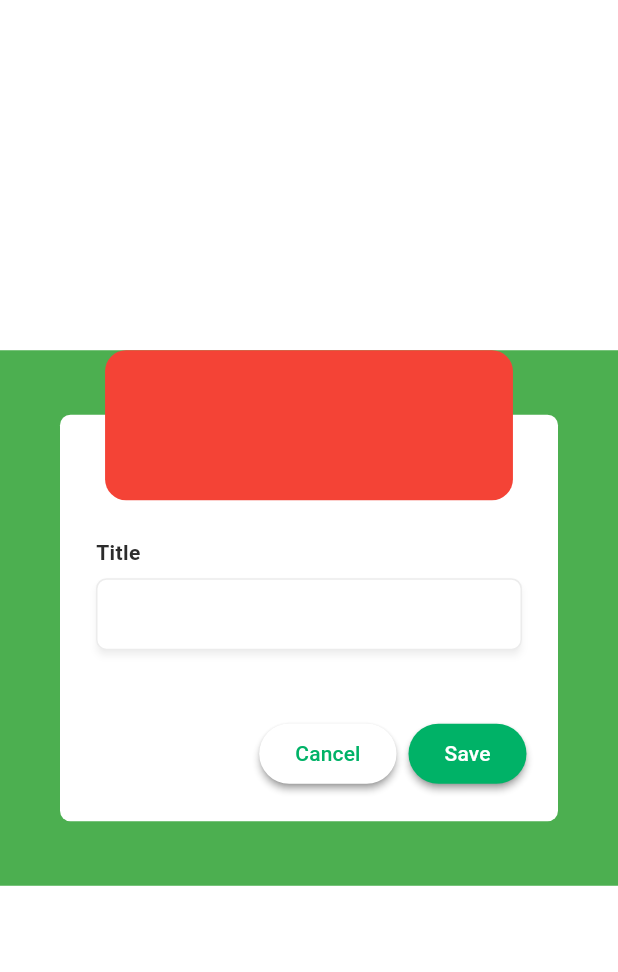
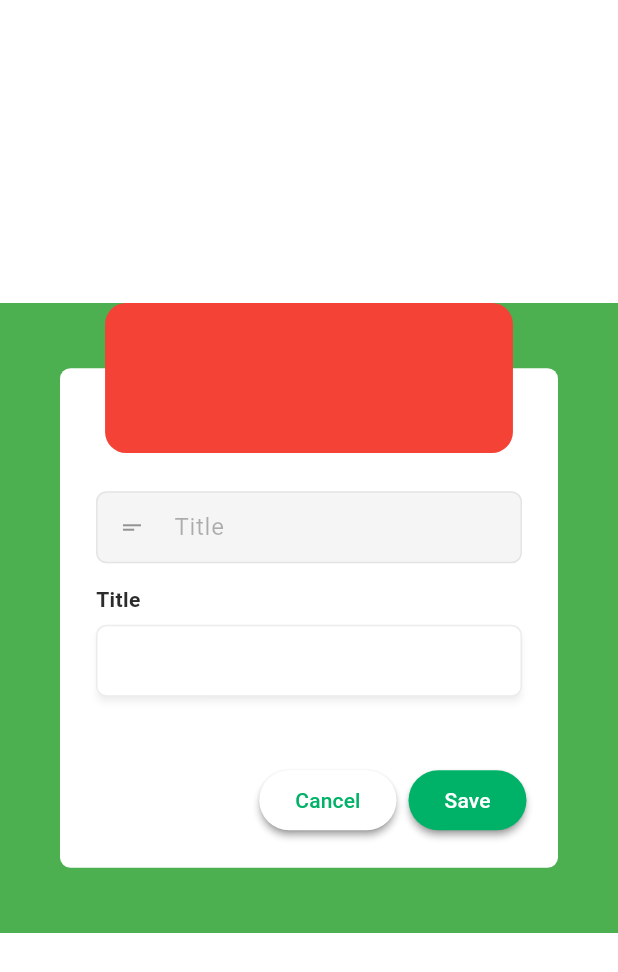
Before and after one commit to Skaihen/Nabu, a Flutter app: the TaskDialog widget shown alone on an empty page, opened directly, on a phone screen of 412 x 824 dp. Shown: the top 972 px of the screen. Run offline on Flutter 3.47's test engine with Material 2 defaults, Android fonts, the phone set to English and light mode, and no system bars; our stand-ins replace get_it, hive_flutter, stacked; accounts and stored records are empty.

Commit message:
Update task_dialog.dart

```diff
--- a/lib/ui/home_screen/task_dialog.dart
+++ b/lib/ui/home_screen/task_dialog.dart
@@ -23,7 +23,7 @@ class _TaskDialogState extends State<TaskDialog> {
       child: Stack(alignment: Alignment.topCenter, children: [
         Container(
             color: Colors.green,
-            height: CustomUI.xSize(51),
+            height: CustomUI.xSize(60),
             width: width,
             child: AlertDialog(
               scrollable: true,
@@ -34,8 +34,22 @@ class _TaskDialogState extends State<TaskDialog> {
                 child: Form(
                     child: Column(
                         crossAxisAlignment: CrossAxisAlignment.start,
-                        mainAxisSize: MainAxisSize.min,
                         children: [
+                      TextFormField(
+                        controller: taskTitleController,
+                        decoration: InputDecoration(
+                          prefixIcon: Icon(Icons.short_text),
+                          prefixIconColor:
+                              Theme.of(context).hintColor.withOpacity(0.4),
+                          filled: true,
+                          fillColor: Colors.grey.shade100,
+                          hintText: l10n.taskDialogInputTitle,
+                          hintStyle: TextStyle(
+                              color:
+                                  Theme.of(context).hintColor.withOpacity(0.3)),
+                        ),
+                      ),
+                      SizedBox(height: CustomUI.xSize(2)),
                       Text(l10n.taskDialogInputTitle,
                           style: TextStyle(fontWeight: FontWeight.bold)),
                       SizedBox(height: CustomUI.xSize(1)),
```
